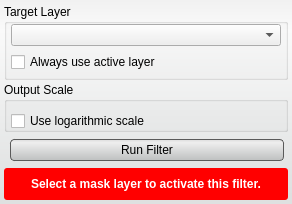
Qt form src/Interface/ToolInterface/ConnectedComponentSizeFilterInterface.ui (SCIInstitute/Seg3D) before a commit.
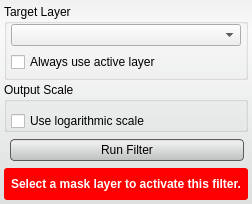
The same form after that commit. Custom widgets are drawn as their Qt base class.

Commit message: ui fixes for some tools, mac compilation issue fix

The edit to the form file:
```diff
--- a/src/Interface/ToolInterface/ConnectedComponentSizeFilterInterface.ui
+++ b/src/Interface/ToolInterface/ConnectedComponentSizeFilterInterface.ui
@@ -6,7 +6,7 @@
    <rect>
     <x>0</x>
     <y>0</y>
-    <width>292</width>
+    <width>252</width>
     <height>204</height>
    </rect>
   </property>
```
The commit also changes 6 other files.
